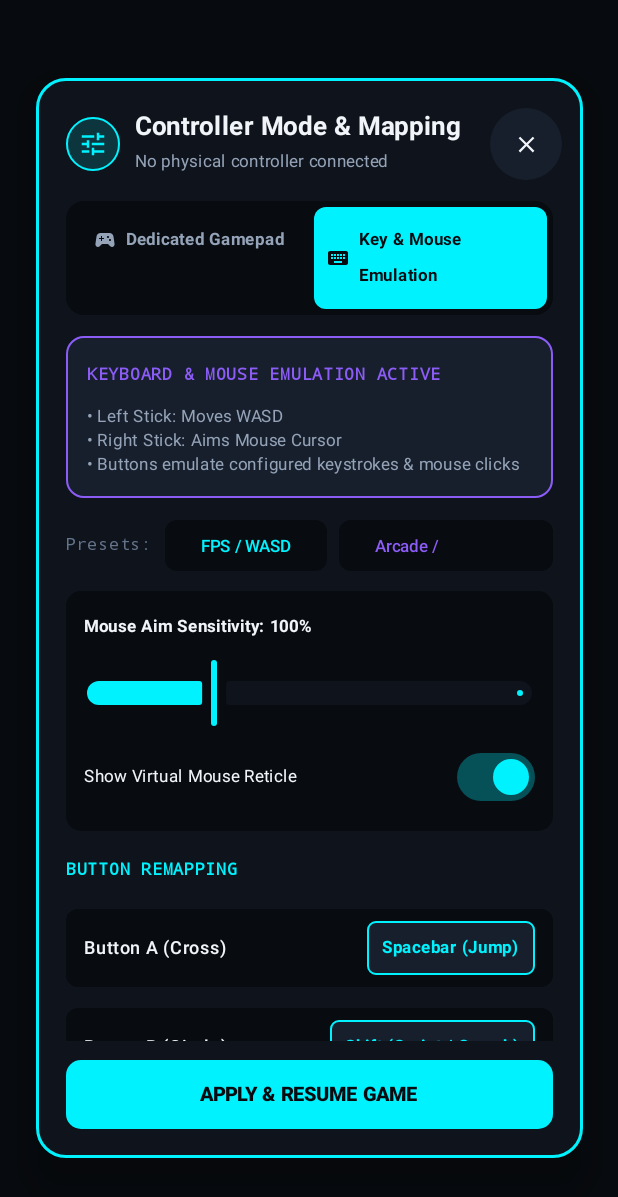
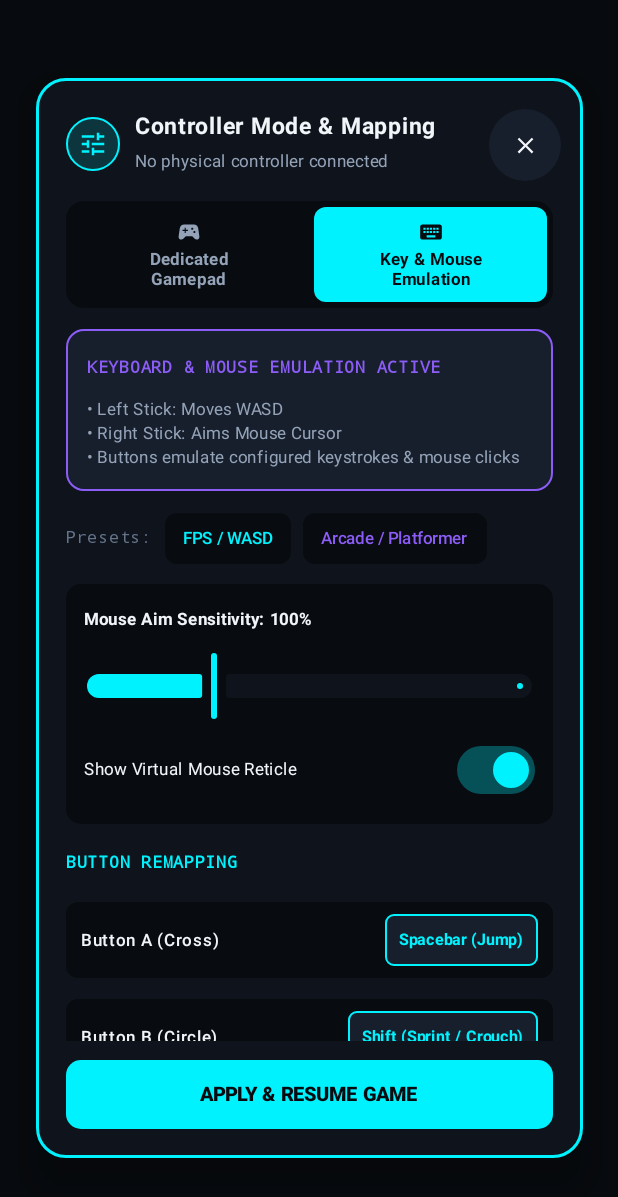
Before and after one commit to JHor23/WebCade, an Android app built with Jetpack Compose: the composable GamepadMappingDialog shown on its own in the app's theme, after a tap on "Key & Mouse Emulation", on a phone screen of 412 x 824 dp. Shown: the top 1197 px of the screen. Run offline under Robolectric (Android 15) with nearby library versions, the phone set to English and light mode, and no system bars; 1 statement that could not run was skipped.

Commit message:
ui: refine layout and spacing for dialogs and portal
Adjust padding, spacing, and text handling across UI components to improve visual consistency and responsiveness.

```diff
--- a/app/src/main/java/com/example/ui/GamepadMappingDialog.kt
+++ b/app/src/main/java/com/example/ui/GamepadMappingDialog.kt
@@ -6,6 +6,9 @@ import androidx.compose.foundation.clickable
 import androidx.compose.foundation.layout.Arrangement
 import androidx.compose.foundation.layout.Box
 import androidx.compose.foundation.layout.Column
+import androidx.compose.foundation.layout.ExperimentalLayoutApi
+import androidx.compose.foundation.layout.FlowRow
+import androidx.compose.foundation.layout.PaddingValues
 import androidx.compose.foundation.layout.Row
 import androidx.compose.foundation.layout.Spacer
 import androidx.compose.foundation.layout.fillMaxSize
@@ -53,6 +56,8 @@ import androidx.compose.ui.graphics.Color
 import androidx.compose.ui.platform.testTag
 import androidx.compose.ui.text.font.FontFamily
 import androidx.compose.ui.text.font.FontWeight
+import androidx.compose.ui.text.style.TextAlign
+import androidx.compose.ui.text.style.TextOverflow
 import androidx.compose.ui.unit.dp
 import androidx.compose.ui.unit.sp
 import androidx.compose.ui.window.Dialog
@@ -72,6 +77,7 @@ import com.example.ui.theme.TextMuted
 import com.example.ui.theme.TextPrimary
 import com.example.ui.theme.TextSecondary
 
+@OptIn(ExperimentalLayoutApi::class)
 @Composable
 fun GamepadMappingDialog(
     currentMode: ControllerMode,
@@ -124,6 +130,9 @@ fun GamepadMappingDialog(
                         verticalAlignment = Alignment.CenterVertically
                     ) {
                         Row(
+                            modifier = Modifier
+                                .weight(1f)
+                                .padding(end = 8.dp),
                             verticalAlignment = Alignment.CenterVertically,
                             horizontalArrangement = Arrangement.spacedBy(10.dp)
                         ) {
@@ -141,17 +150,21 @@ fun GamepadMappingDialog(
                                     modifier = Modifier.size(20.dp)
                                 )
                             }
-                            Column {
+                            Column(modifier = Modifier.weight(1f)) {
                                 Text(
                                     text = "Controller Mode & Mapping",
                                     color = TextPrimary,
-                                    fontSize = 17.sp,
-                                    fontWeight = FontWeight.Bold
+                                    fontSize = 15.5.sp,
+                                    fontWeight = FontWeight.Bold,
+                                    maxLines = 1,
+                                    overflow = TextOverflow.Ellipsis
                                 )
                                 Text(
                                     text = if (gamepadStatus.isConnected) "Connected: ${gamepadStatus.deviceName}" else "No physical controller connected",
                                     color = if (gamepadStatus.isConnected) NeonGreen else TextSecondary,
-                                    fontSize = 11.sp
+                                    fontSize = 11.sp,
+                                    maxLines = 1,
+                                    overflow = TextOverflow.Ellipsis
                                 )
                             }
                         }
@@ -159,7 +172,7 @@ fun GamepadMappingDialog(
                         IconButton(
                             onClick = onDismiss,
                             modifier = Modifier
-                                .size(36.dp)
+                                .size(38.dp)
                                 .background(DarkSurfaceElevated, CircleShape)
                         ) {
                             Icon(
@@ -194,23 +207,26 @@ fun GamepadMappingDialog(
                                 shape = RoundedCornerShape(8.dp),
                                 color = if (isSelected) CyberCyan else Color.Transparent
                             ) {
-                                Row(
-                                    modifier = Modifier.padding(vertical = 10.dp, horizontal = 8.dp),
-                                    verticalAlignment = Alignment.CenterVertically,
-                                    horizontalArrangement = Arrangement.Center
+                                Column(
+                                    modifier = Modifier
+                                        .fillMaxWidth()
+                                        .padding(vertical = 8.dp, horizontal = 6.dp),
+                                    horizontalAlignment = Alignment.CenterHorizontally,
+                                    verticalArrangement = Arrangement.spacedBy(3.dp)
                                 ) {
                                     Icon(
                                         imageVector = if (m == ControllerMode.DEDICATED_GAMEPAD) Icons.Default.SportsEsports else Icons.Default.Keyboard,
                                         contentDescription = m.label,
                                         tint = if (isSelected) DarkBackground else TextSecondary,
-                                        modifier = Modifier.size(16.dp)
+                                        modifier = Modifier.size(17.dp)
                                     )
-                                    Spacer(modifier = Modifier.width(6.dp))
                                     Text(
-                                        text = if (m == ControllerMode.DEDICATED_GAMEPAD) "Dedicated Gamepad" else "Key & Mouse Emulation",
+                                        text = if (m == ControllerMode.DEDICATED_GAMEPAD) "Dedicated\nGamepad" else "Key & Mouse\nEmulation",
                                         color = if (isSelected) DarkBackground else TextSecondary,
                                         fontSize = 11.sp,
-                                        fontWeight = FontWeight.Bold
+                                        lineHeight = 13.sp,
+                                        fontWeight = FontWeight.Bold,
+                                        textAlign = TextAlign.Center
                                     )
                                 }
                             }
@@ -291,16 +307,17 @@ fun GamepadMappingDialog(
 
                             // Presets Row
                             item {
-                                Row(
+                                FlowRow(
                                     modifier = Modifier.fillMaxWidth(),
-                                    verticalAlignment = Alignment.CenterVertically,
-                                    horizontalArrangement = Arrangement.spacedBy(8.dp)
+                                    horizontalArrangement = Arrangement.spacedBy(8.dp),
+                                    verticalArrangement = Arrangement.spacedBy(6.dp)
                                 ) {
                                     Text(
                                         text = "Presets:",
                                         color = TextMuted,
                                         fontSize = 11.sp,
-                                        fontFamily = FontFamily.Monospace
+                                        fontFamily = FontFamily.Monospace,
+                                        modifier = Modifier.align(Alignment.CenterVertically)
                                     )
                                     Button(
                                         onClick = {
@@ -318,9 +335,18 @@ fun GamepadMappingDialog(
                                         },
                                         colors = ButtonDefaults.buttonColors(containerColor = DarkBackground),
                                         shape = RoundedCornerShape(8.dp),
-                                        modifier = Modifier.height(34.dp)
+                                        contentPadding = PaddingValues(horizontal = 12.dp, vertical = 4.dp),
+                                        modifier = Modifier
+                                            .height(34.dp)
+                                            .align(Alignment.CenterVertically)
                                     ) {
-                                        Text("FPS / WASD", fontSize = 11.sp, color = CyberCyan)
+                                        Text(
+                                            text = "FPS / WASD",
+                                            fontSize = 11.sp,
+                                            color = CyberCyan,
+                                            maxLines = 1,
+                                            softWrap = false
+                                        )
                                     }
 
                                     Button(
@@ -337,9 +363,18 @@ fun GamepadMappingDialog(
                                         },
                                         colors = ButtonDefaults.buttonColors(containerColor = DarkBackground),
                                         shape = RoundedCornerShape(8.dp),
-                                        modifier = Modifier.height(34.dp)
+                                        contentPadding = PaddingValues(horizontal = 12.dp, vertical = 4.dp),
+                                        modifier = Modifier
+                                            .height(34.dp)
+                                            .align(Alignment.CenterVertically)
                                     ) {
-                                        Text("Arcade / Platformer", fontSize = 11.sp, color = NeonPurple)
+                                        Text(
+                                            text = "Arcade / Platformer",
+                                            fontSize = 11.sp,
+                                            color = NeonPurple,
+                                            maxLines = 1,
+                                            softWrap = false
+                                        )
                                     }
                                 }
                             }
@@ -513,15 +548,21 @@ fun ButtonMappingRow(
         modifier = Modifier
             .fillMaxWidth()
             .background(DarkBackground, RoundedCornerShape(8.dp))
-            .padding(horizontal = 12.dp, vertical = 8.dp),
+            .padding(horizontal = 10.dp, vertical = 8.dp),
         horizontalArrangement = Arrangement.SpaceBetween,
         verticalAlignment = Alignment.CenterVertically
     ) {
         Text(
             text = label,
             color = TextPrimary,
-            fontSize = 12.sp,
-            fontWeight = FontWeight.Medium
+            fontSize = 11.5.sp,
+            lineHeight = 14.sp,
+            fontWeight = FontWeight.Medium,
+            maxLines = 2,
+            overflow = TextOverflow.Ellipsis,
+            modifier = Modifier
+                .weight(1f)
+                .padding(end = 8.dp)
         )
 
         Box {
@@ -536,9 +577,11 @@ fun ButtonMappingRow(
                 Text(
                     text = currentValue.label,
                     color = if (currentValue.isMouse) NeonGreen else CyberCyan,
-                    fontSize = 11.sp,
+                    fontSize = 10.5.sp,
                     fontWeight = FontWeight.Bold,
-                    modifier = Modifier.padding(horizontal = 10.dp, vertical = 6.dp)
+                    maxLines = 1,
+                    softWrap = false,
+                    modifier = Modifier.padding(horizontal = 9.dp, vertical = 5.dp)
                 )
             }
 
```
Also changed, not shown: app/src/main/java/com/example/ui/ClearBrowserDataDialog.kt (+33 -13 lines), app/src/main/java/com/example/ui/GamingPortalHome.kt (+58 -52 lines), 8 other files.
